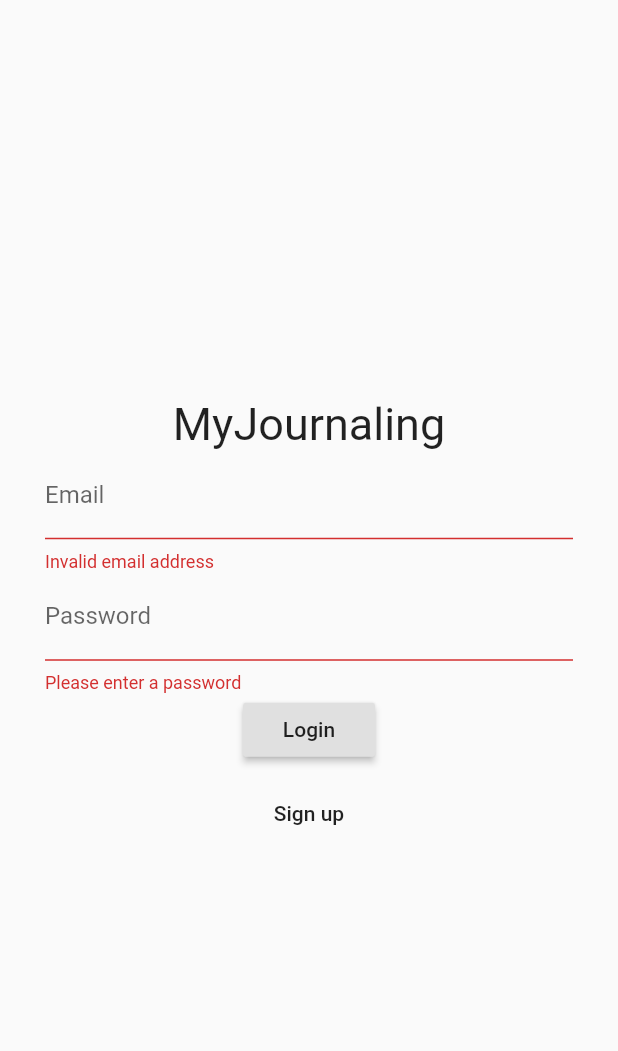
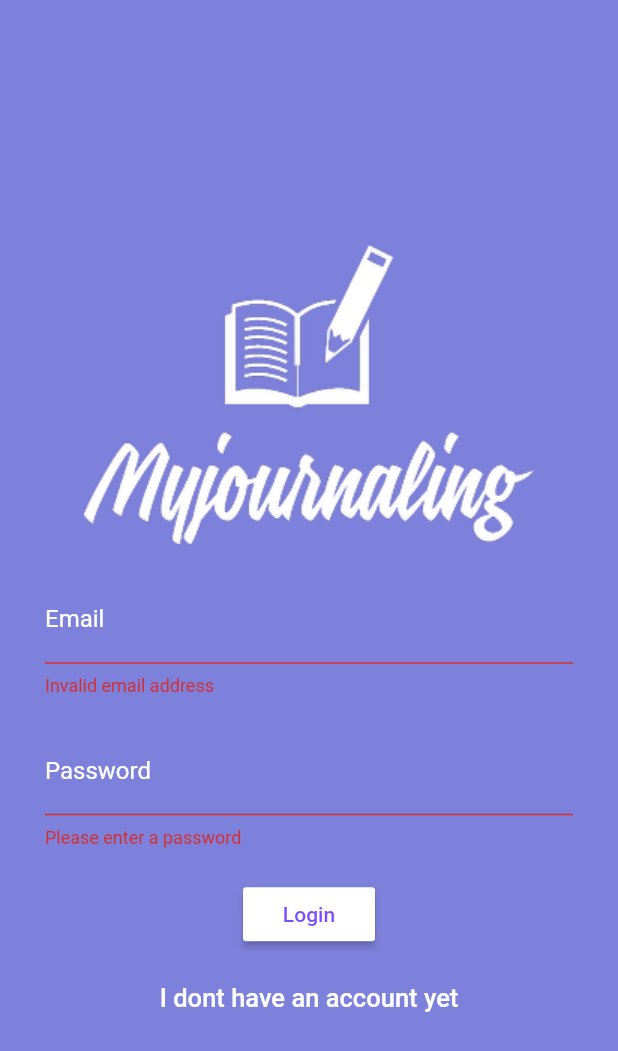
Before and after one commit to DarylvdBerg/my_journaling, a Flutter app: the screen it shows after launch, after a tap on "Login", on a phone screen of 412 x 824 dp. Shown: the top 1051 px of the screen. Run offline on Flutter 3.47's test engine with Material 2 defaults, Android fonts, the phone set to English and light mode, and no system bars; our stand-ins replace cloud_firestore, email_validator, firebase_auth, flutter_local_notifications, shared_preferences; accounts and stored records are empty.

Commit message:
Added styling to login page Added app logo

```diff
--- a/lib/screens/login_view.dart
+++ b/lib/screens/login_view.dart
@@ -2,7 +2,6 @@ import 'package:email_validator/email_validator.dart';
 import 'package:flutter/material.dart';
 import 'package:my_journaling/screens/register_view.dart';
 import 'package:my_journaling/services/auth.dart';
-import 'package:my_journaling/widgets/app_name.dart';
 
 class LoginView extends StatefulWidget {
   @override
@@ -21,17 +20,36 @@ class _LoginViewState extends State<LoginView> {
     return Scaffold(
       key: _scaffoldState,
       body: Container(
+        color: Color(0xff7e81db),
+        height: double.infinity,
+        width: double.infinity,
         padding: EdgeInsets.all(30),
         child: Column(
           mainAxisAlignment: MainAxisAlignment.center,
           children: <Widget>[
-            AppName(),
+            Padding(
+              padding: EdgeInsets.all(20),
+              child: Image(
+                image: AssetImage("assets/app_logo.png"),
+              ),
+            ),
             Form(
               key: _formKey,
               child: Column(
                 children: <Widget>[
                   TextFormField(
-                    decoration: InputDecoration(labelText: 'Email'),
+                    decoration: InputDecoration(
+                      labelText: 'Email',
+                      labelStyle: TextStyle(color: Colors.white),
+                      enabledBorder: UnderlineInputBorder(
+                        borderSide: BorderSide(color: Colors.white),
+                      ),
+                      focusedBorder: UnderlineInputBorder(
+                        borderSide: BorderSide(color: Colors.white),
+                      ),
+                    ),
+                    cursorColor: Colors.white,
+                    style: TextStyle(color: Colors.white),
                     keyboardType: TextInputType.emailAddress,
                     validator: (input) {
                       if (!EmailValidator.validate(input)) {
@@ -47,8 +65,22 @@ class _LoginViewState extends State<LoginView> {
                       setState(() => _email = input);
                     },
                   ),
+                  SizedBox(
+                    height: 20,
+                  ),
                   TextFormField(
-                    decoration: InputDecoration(labelText: 'Password'),
+                    decoration: InputDecoration(
+                      labelText: 'Password',
+                      labelStyle: TextStyle(color: Colors.white),
+                      enabledBorder: UnderlineInputBorder(
+                        borderSide: BorderSide(color: Colors.white),
+                      ),
+                      focusedBorder: UnderlineInputBorder(
+                        borderSide: BorderSide(color: Colors.white),
+                      ),
+                    ),
+                    cursorColor: Colors.white,
+                    style: TextStyle(color: Colors.white),
                     obscureText: true,
                     validator: (input) {
                       if (input.isEmpty) {
@@ -64,16 +96,31 @@ class _LoginViewState extends State<LoginView> {
                       setState(() => _password = input);
                     },
                   ),
+                  SizedBox(
+                    height: 20,
+                  ),
                   RaisedButton(
+                    color: Colors.white,
                     onPressed: () => _login(),
-                    child: Text('Login'),
+                    child: Text(
+                      'Login',
+                      style: TextStyle(
+                        color: Color(Colors.deepPurpleAccent.value),
+                      ),
+                    ),
                   ),
                   FlatButton(
-                    onPressed: () =>
-                        Navigator.push(context, MaterialPageRoute(
-                          builder: (context) => RegisterView()),
-                        ),
-                    child: Text('Sign up'),
+                    onPressed: () => Navigator.push(
+                      context,
+                      MaterialPageRoute(builder: (context) => RegisterView()),
+                    ),
+                    child: Text(
+                      'I dont have an account yet',
+                      style: TextStyle(
+                        color: Colors.white,
+                        fontSize: 17,
+                      ),
+                    ),
                     padding: EdgeInsets.only(top: 15),
                   ),
                 ],
--- a/pubspec.yaml
+++ b/pubspec.yaml
@@ -47,6 +47,8 @@ dev_dependencies:
 
 # The following section is specific to Flutter.
 flutter:
+  assets:
+    - assets/app_logo.png
 
   # The following line ensures that the Material Icons font is
   # included with your application, so that you can use the icons in
```
Also changed, not shown: assets/app_logo.png (added).
